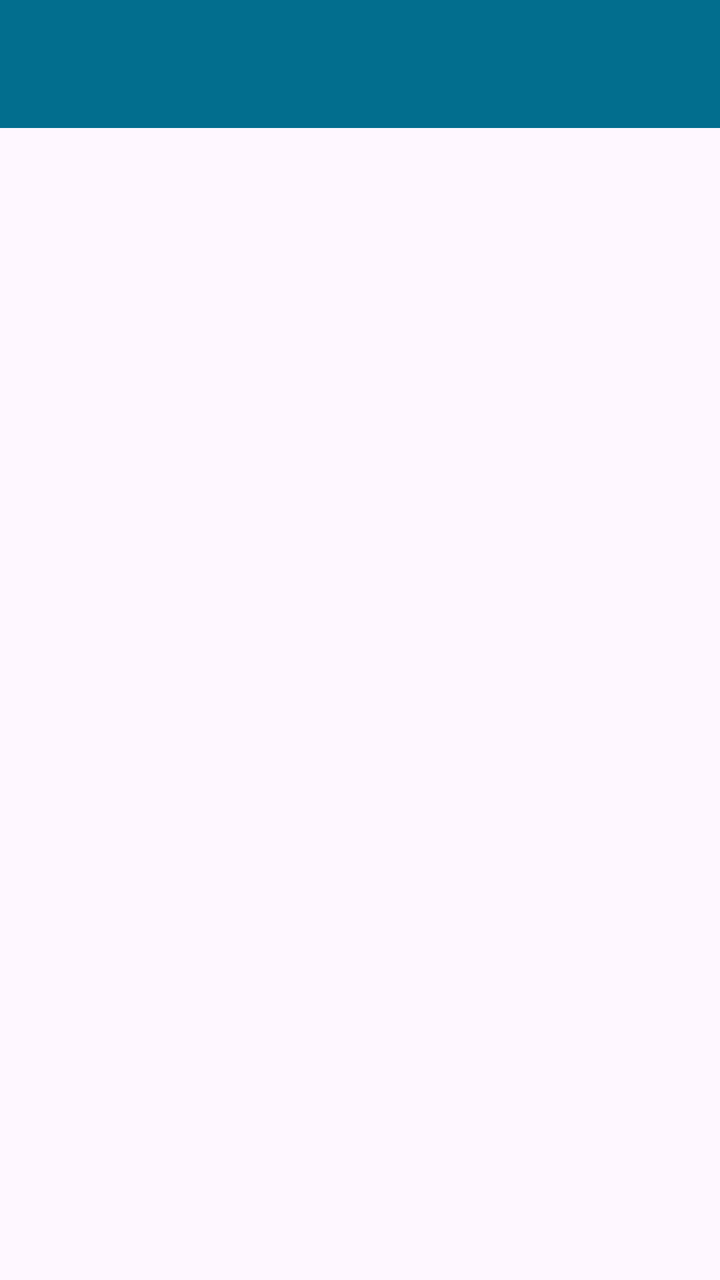
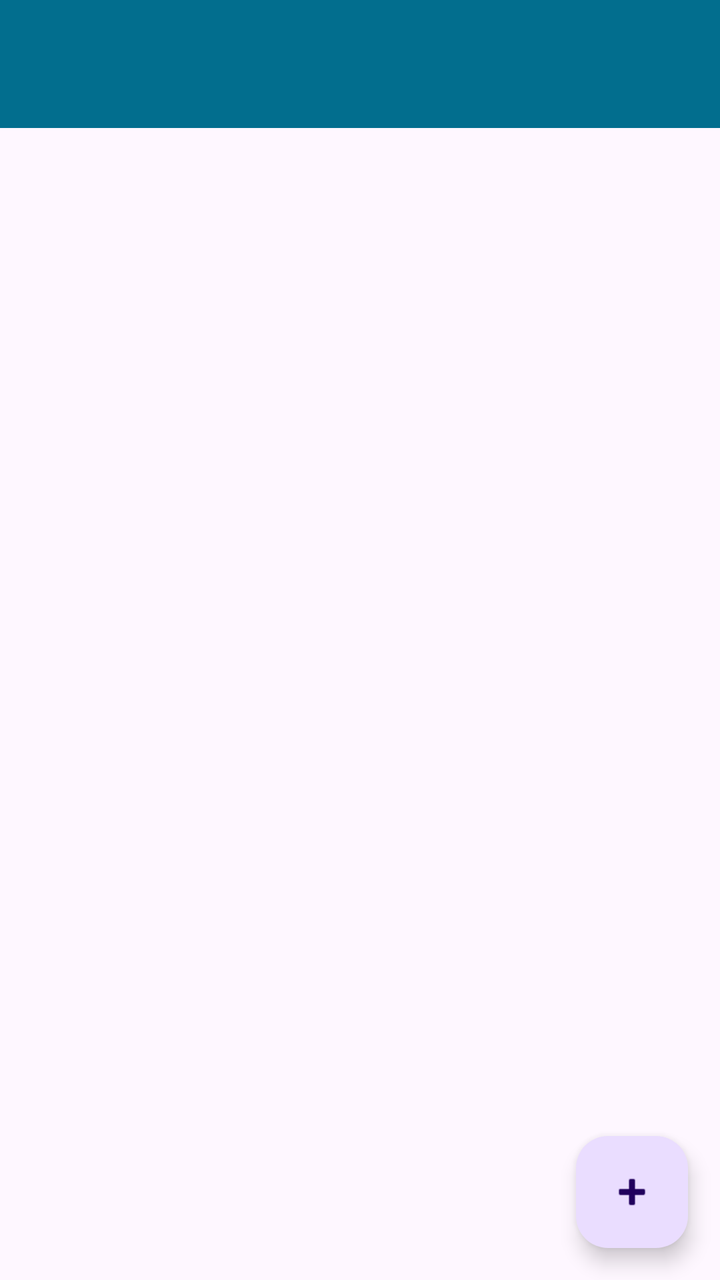

Before-and-after screenshots of an Android layout around one commit, followed by the original layout XML and the change that was made.
<!-- AndroidManifest.xml: application theme Theme.Basketball_club_application -->
<!-- res/layout/activity_player_list.xml -->
<?xml version="1.0" encoding="utf-8"?>
<androidx.coordinatorlayout.widget.CoordinatorLayout
    xmlns:android="http://schemas.android.com/apk/res/android"
    xmlns:app="http://schemas.android.com/apk/res-auto"
    xmlns:tools="http://schemas.android.com/tools"
    android:layout_width="match_parent"
    android:layout_height="match_parent"
    tools:context="ie.setu.basketball_club_application.activities.playerListActivity">

    <com.google.android.material.appbar.AppBarLayout
        android:layout_width="match_parent"
        android:layout_height="wrap_content"
        android:background="@color/colorAccent"
        android:fitsSystemWindows="true"
        app:elevation="0dip"
        app:theme="@style/ThemeOverlay.AppCompat.Dark.ActionBar">

        <androidx.appcompat.widget.Toolbar
            android:id="@+id/toolbar"
            android:layout_width="match_parent"
            android:layout_height="wrap_content"
            app:titleTextColor="@color/colorPrimary" />

    </com.google.android.material.appbar.AppBarLayout>

    <androidx.recyclerview.widget.RecyclerView
        android:id="@+id/recyclerView"
        android:layout_width="match_parent"
        android:layout_height="match_parent"
        android:scrollbars="vertical"
        app:layout_behavior="@string/appbar_scrolling_view_behavior"/>

</androidx.coordinatorlayout.widget.CoordinatorLayout>
<!-- resources referenced by this layout -->
<resources>
  <color name="colorAccent">#026E8E</color>
  <color name="colorPrimary">#FFFFFFFF</color>
  <style name="Theme.Basketball_club_application" parent="Base.Theme.Basketball_club_application" />
  <style name="Base.Theme.Basketball_club_application" parent="Theme.Material3.DayNight.NoActionBar">
          
          
      </style>
</resources>

<!-- the commit's change to res/layout/activity_player_list.xml (unified diff, before → after) -->
@@ -5,7 +5,7 @@
     xmlns:tools="http://schemas.android.com/tools"
     android:layout_width="match_parent"
     android:layout_height="match_parent"
-    tools:context="ie.setu.basketball_club_application.activities.playerListActivity">
+    tools:context="ie.setu.basketball_club_application.activities.PlayerListActivity">
 
     <com.google.android.material.appbar.AppBarLayout
         android:layout_width="match_parent"
@@ -30,4 +30,14 @@
         android:scrollbars="vertical"
         app:layout_behavior="@string/appbar_scrolling_view_behavior"/>
 
+    <com.google.android.material.floatingactionbutton.FloatingActionButton
+        android:id="@+id/btnAdd"
+        android:layout_width="wrap_content"
+        android:layout_height="wrap_content"
+        android:layout_gravity="bottom|end"
+        android:layout_marginEnd="16dp"
+        android:layout_marginBottom="16dp"
+        android:contentDescription="@string/menu_addPlayer"
+        app:srcCompat="@android:drawable/ic_input_add" />
+
 </androidx.coordinatorlayout.widget.CoordinatorLayout>
<!-- resource entries referenced after the edit -->
@@ -2,6 +2,7 @@
 <resources>
   <color name="colorAccent">#026E8E</color>
   <color name="colorPrimary">#FFFFFFFF</color>
+  <string name="menu_addPlayer">Add</string>
   <style name="Theme.Basketball_club_application" parent="Base.Theme.Basketball_club_application" />
   <style name="Base.Theme.Basketball_club_application" parent="Theme.Material3.DayNight.NoActionBar">
           
